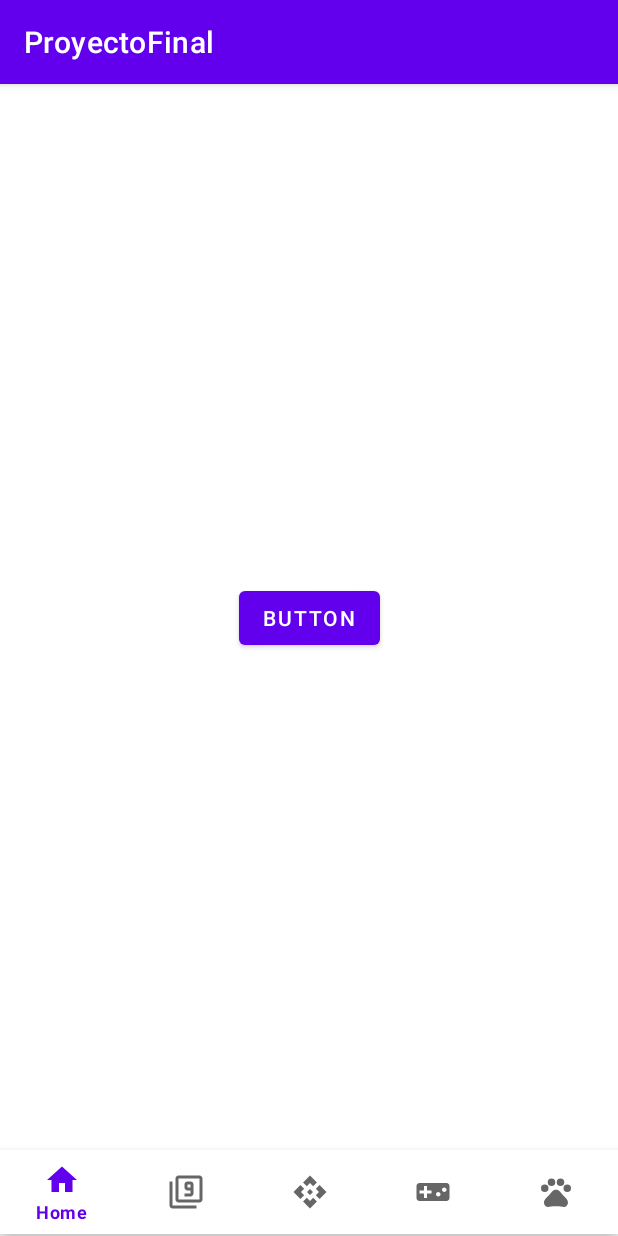
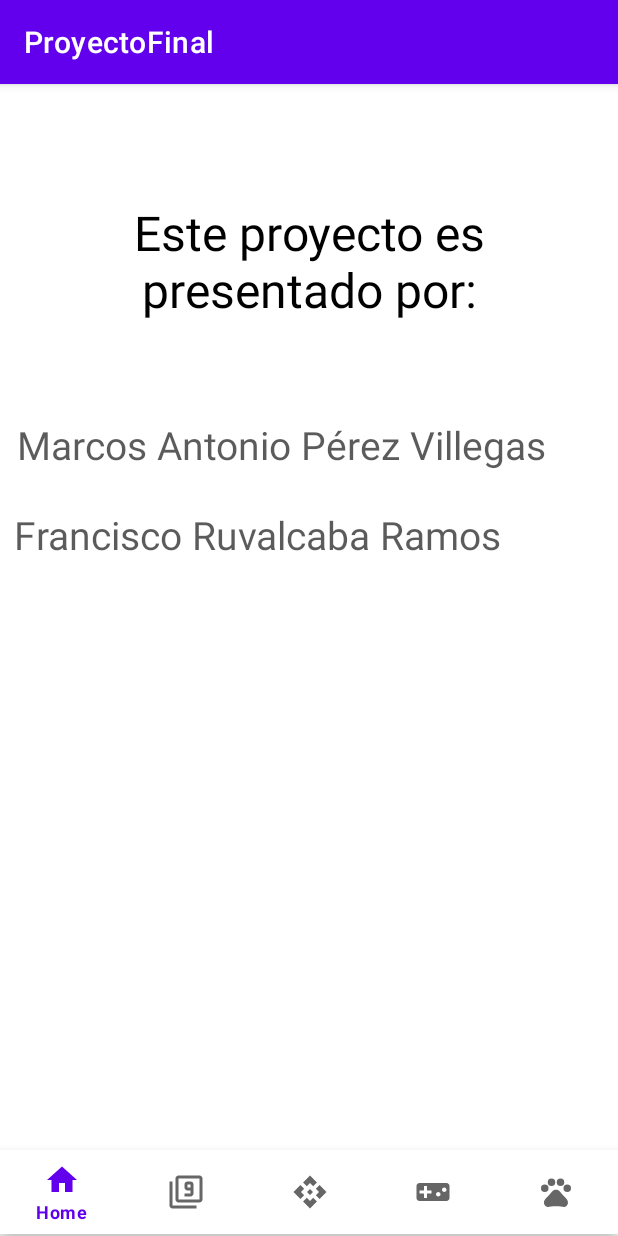
Before and after one commit to MarcosPerezVillegas/ProyectoFinal, an Android app: the screen it shows after launch (MainActivity), on a phone screen of 412 x 824 dp. Run offline under Robolectric (Android 15) with nearby library versions, the phone set to English and light mode, and no system bars; our stand-ins replace navigation-ui.

Commit message:
Presentación

```diff
--- a/app/src/main/res/layout/fragment_inicio.xml
+++ b/app/src/main/res/layout/fragment_inicio.xml
@@ -6,15 +6,43 @@
     android:layout_height="match_parent"
     tools:context=".InicioFragment">
 
-    <!-- TODO: Update blank fragment layout -->
-    <Button
-        android:id="@+id/button2"
-        android:layout_width="wrap_content"
-        android:layout_height="wrap_content"
-        android:text="Button"
-        app:layout_constraintBottom_toBottomOf="parent"
+    <TextView
+        android:id="@+id/textView11"
+        android:layout_width="363dp"
+        android:layout_height="44dp"
+        android:layout_marginStart="8dp"
+        android:layout_marginTop="124dp"
+        android:text="Francisco Ruvalcaba Ramos"
+        android:textColor="#A4000000"
+        android:textSize="26sp"
+        app:layout_constraintStart_toStartOf="parent"
+        app:layout_constraintTop_toBottomOf="@+id/textView8" />
+
+    <TextView
+        android:id="@+id/textView9"
+        android:layout_width="363dp"
+        android:layout_height="44dp"
+        android:layout_marginStart="10dp"
+        android:layout_marginTop="64dp"
+        android:text="Marcos Antonio Pérez Villegas"
+        android:textColor="#A4000000"
+        android:textSize="26sp"
+        app:layout_constraintStart_toStartOf="parent"
+        app:layout_constraintTop_toBottomOf="@+id/textView8" />
+
+    <TextView
+        android:id="@+id/textView8"
+        android:layout_width="327dp"
+        android:layout_height="81dp"
+        android:layout_marginStart="50dp"
+        android:layout_marginTop="76dp"
+        android:layout_marginEnd="50dp"
+        android:gravity="center"
+        android:text="Este proyecto es presentado por:"
+        android:textColor="#000000"
+        android:textSize="32sp"
         app:layout_constraintEnd_toEndOf="parent"
+        app:layout_constraintHorizontal_bias="0.498"
         app:layout_constraintStart_toStartOf="parent"
         app:layout_constraintTop_toTopOf="parent" />
-
 </androidx.constraintlayout.widget.ConstraintLayout>
--- a/app/src/main/res/layout/fragment_respuesta_tablas.xml
+++ b/app/src/main/res/layout/fragment_respuesta_tablas.xml
@@ -4,7 +4,7 @@
     xmlns:tools="http://schemas.android.com/tools"
     android:layout_width="match_parent"
     android:layout_height="match_parent"
-    tools:context=".MainActivity">
+    tools:context="tablas.RespuestaTablasFragment">
 
     <com.airbnb.lottie.LottieAnimationView
         android:id="@+id/animation_view"
--- a/app/src/main/res/layout/fragment_tablas.xml
+++ b/app/src/main/res/layout/fragment_tablas.xml
@@ -5,7 +5,7 @@
     android:layout_width="match_parent"
     android:layout_height="match_parent"
     android:background="#FFFFFF"
-    tools:context=".MainActivity">
+    tools:context="tablas.TablasFragment">
 
     <androidx.cardview.widget.CardView
         android:id="@+id/cardView"
--- a/app/src/main/res/layout/fragment_tablas_practicar.xml
+++ b/app/src/main/res/layout/fragment_tablas_practicar.xml
@@ -4,7 +4,7 @@
     xmlns:tools="http://schemas.android.com/tools"
     android:layout_width="match_parent"
     android:layout_height="match_parent"
-    tools:context=".MainActivity">
+    tools:context="tablas.TablasPracticarFragment">
 
     <LinearLayout
         android:id="@+id/linearLayout"
```
